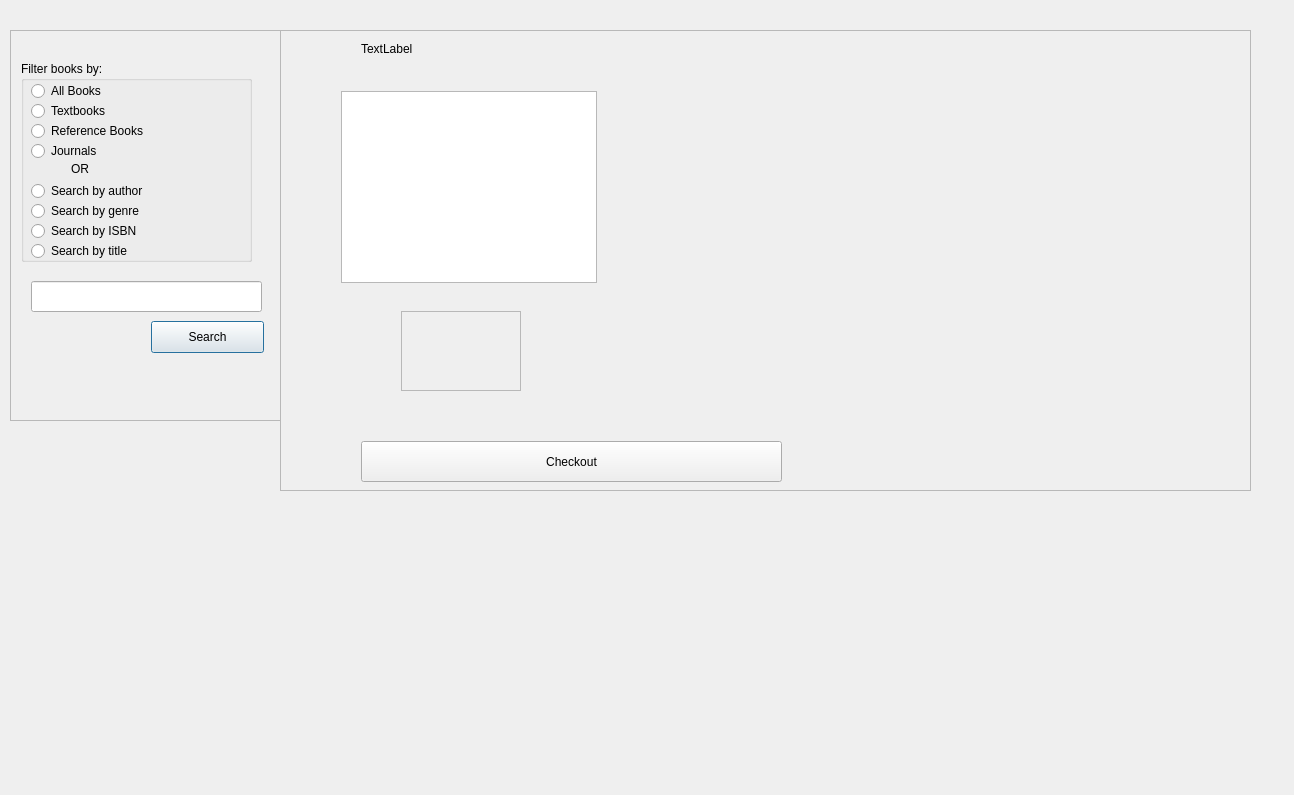
The window that displaybooks.ui (cameron001/cs100_finalproject) describes before a commit, drawn with Qt 5.
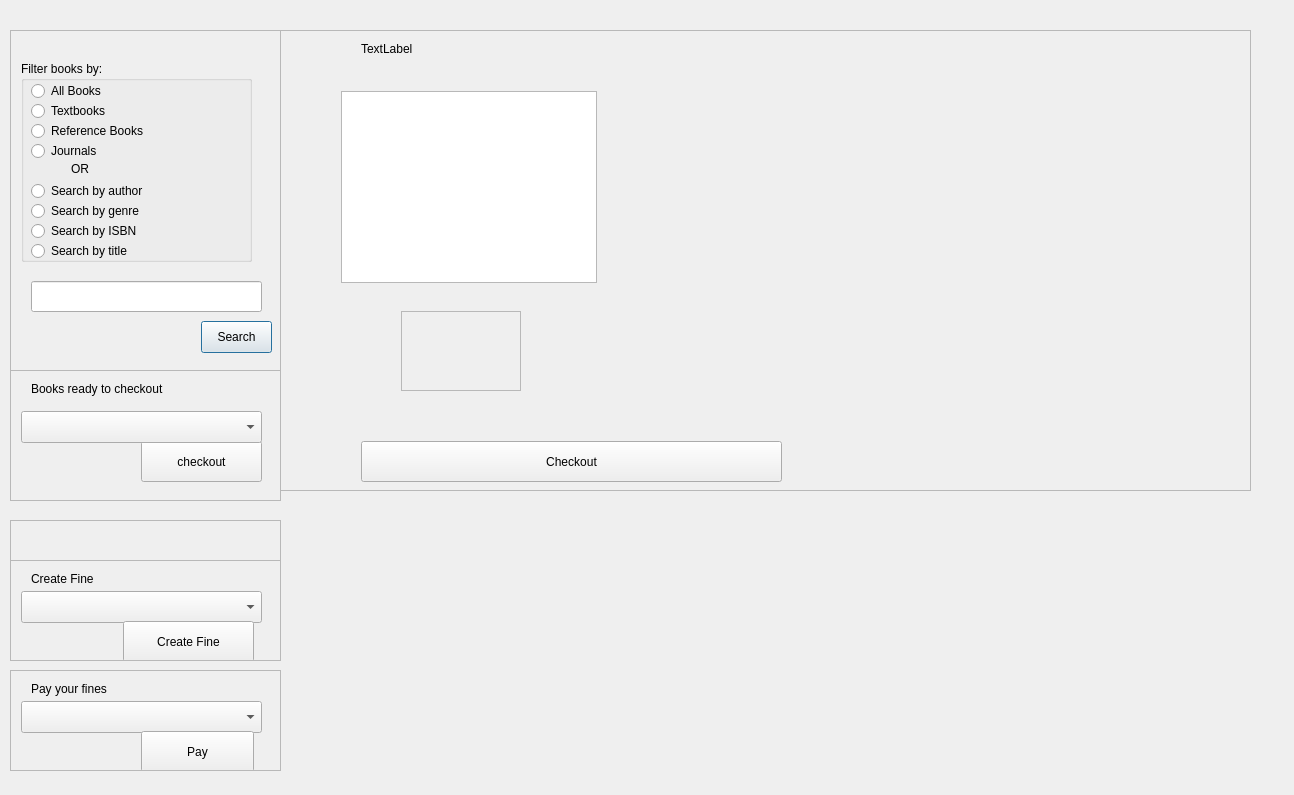
The same window after the commit.

Commit message: checkout and fines has been added

Patch:
```diff
--- a/displaybooks.ui
+++ b/displaybooks.ui
@@ -19,7 +19,7 @@
      <x>10</x>
      <y>30</y>
      <width>271</width>
-     <height>391</height>
+     <height>381</height>
     </rect>
    </property>
    <property name="widgetResizable">
@@ -31,7 +31,7 @@
       <x>0</x>
       <y>0</y>
       <width>269</width>
-      <height>389</height>
+      <height>379</height>
      </rect>
     </property>
     <widget class="QLabel" name="welcome_lbl">
@@ -190,9 +190,9 @@
     <widget class="QPushButton" name="search_btn">
      <property name="geometry">
       <rect>
-       <x>140</x>
+       <x>190</x>
        <y>290</y>
-       <width>113</width>
+       <width>71</width>
        <height>32</height>
       </rect>
      </property>
@@ -204,9 +204,9 @@
      <property name="geometry">
       <rect>
        <x>20</x>
-       <y>330</y>
-       <width>231</width>
-       <height>51</height>
+       <y>290</y>
+       <width>171</width>
+       <height>31</height>
       </rect>
      </property>
      <property name="text">
@@ -336,6 +336,206 @@
     </widget>
    </widget>
   </widget>
+  <widget class="QScrollArea" name="admin_panel">
+   <property name="geometry">
+    <rect>
+     <x>10</x>
+     <y>370</y>
+     <width>271</width>
+     <height>131</height>
+    </rect>
+   </property>
+   <property name="widgetResizable">
+    <bool>true</bool>
+   </property>
+   <widget class="QWidget" name="scrollAreaWidgetContents_4">
+    <property name="geometry">
+     <rect>
+      <x>0</x>
+      <y>0</y>
+      <width>269</width>
+      <height>129</height>
+     </rect>
+    </property>
+    <widget class="QLabel" name="admin_panel_lbl">
+     <property name="geometry">
+      <rect>
+       <x>20</x>
+       <y>10</y>
+       <width>161</width>
+       <height>16</height>
+      </rect>
+     </property>
+     <property name="text">
+      <string>Books ready to checkout</string>
+     </property>
+    </widget>
+    <widget class="QPushButton" name="checkout_btn">
+     <property name="geometry">
+      <rect>
+       <x>130</x>
+       <y>70</y>
+       <width>121</width>
+       <height>41</height>
+      </rect>
+     </property>
+     <property name="text">
+      <string>checkout</string>
+     </property>
+    </widget>
+    <widget class="QComboBox" name="checkout_combox">
+     <property name="geometry">
+      <rect>
+       <x>10</x>
+       <y>40</y>
+       <width>241</width>
+       <height>32</height>
+      </rect>
+     </property>
+    </widget>
+   </widget>
+  </widget>
+  <widget class="QScrollArea" name="student_panel">
+   <property name="geometry">
+    <rect>
+     <x>10</x>
+     <y>520</y>
+     <width>271</width>
+     <height>41</height>
+    </rect>
+   </property>
+   <property name="widgetResizable">
+    <bool>true</bool>
+   </property>
+   <widget class="QWidget" name="scrollAreaWidgetContents_5">
+    <property name="geometry">
+     <rect>
+      <x>0</x>
+      <y>0</y>
+      <width>269</width>
+      <height>39</height>
+     </rect>
+    </property>
+   </widget>
+  </widget>
+  <widget class="QScrollArea" name="student_overdue">
+   <property name="geometry">
+    <rect>
+     <x>10</x>
+     <y>670</y>
+     <width>271</width>
+     <height>101</height>
+    </rect>
+   </property>
+   <property name="widgetResizable">
+    <bool>true</bool>
+   </property>
+   <widget class="QWidget" name="scrollAreaWidgetContents_6">
+    <property name="geometry">
+     <rect>
+      <x>0</x>
+      <y>0</y>
+      <width>269</width>
+      <height>99</height>
+     </rect>
+    </property>
+    <widget class="QLabel" name="fines_admin_lbl">
+     <property name="geometry">
+      <rect>
+       <x>20</x>
+       <y>10</y>
+       <width>111</width>
+       <height>16</height>
+      </rect>
+     </property>
+     <property name="text">
+      <string>Pay your fines</string>
+     </property>
+    </widget>
+    <widget class="QComboBox" name="overdue_comboBox">
+     <property name="geometry">
+      <rect>
+       <x>10</x>
+       <y>30</y>
+       <width>241</width>
+       <height>32</height>
+      </rect>
+     </property>
+    </widget>
+    <widget class="QPushButton" name="createfine_btn">
+     <property name="geometry">
+      <rect>
+       <x>130</x>
+       <y>60</y>
+       <width>113</width>
+       <height>41</height>
+      </rect>
+     </property>
+     <property name="text">
+      <string>Pay</string>
+     </property>
+    </widget>
+   </widget>
+  </widget>
+  <widget class="QScrollArea" name="admin_fines">
+   <property name="geometry">
+    <rect>
+     <x>10</x>
+     <y>560</y>
+     <width>271</width>
+     <height>101</height>
+    </rect>
+   </property>
+   <property name="widgetResizable">
+    <bool>true</bool>
+   </property>
+   <widget class="QWidget" name="scrollAreaWidgetContents_7">
+    <property name="geometry">
+     <rect>
+      <x>0</x>
+      <y>0</y>
+      <width>269</width>
+      <height>99</height>
+     </rect>
+    </property>
+    <widget class="QLabel" name="overdue_lbl_2">
+     <property name="geometry">
+      <rect>
+       <x>20</x>
+       <y>10</y>
+       <width>111</width>
+       <height>16</height>
+      </rect>
+     </property>
+     <property name="text">
+      <string>Create Fine</string>
+     </property>
+    </widget>
+    <widget class="QComboBox" name="fines_admin_comboBox">
+     <property name="geometry">
+      <rect>
+       <x>10</x>
+       <y>30</y>
+       <width>241</width>
+       <height>32</height>
+      </rect>
+     </property>
+    </widget>
+    <widget class="QPushButton" name="pay_btn_2">
+     <property name="geometry">
+      <rect>
+       <x>112</x>
+       <y>60</y>
+       <width>131</width>
+       <height>41</height>
+      </rect>
+     </property>
+     <property name="text">
+      <string>Create Fine</string>
+     </property>
+    </widget>
+   </widget>
+  </widget>
  </widget>
  <resources/>
  <connections/>
```
The commit also changes 8 other files.
